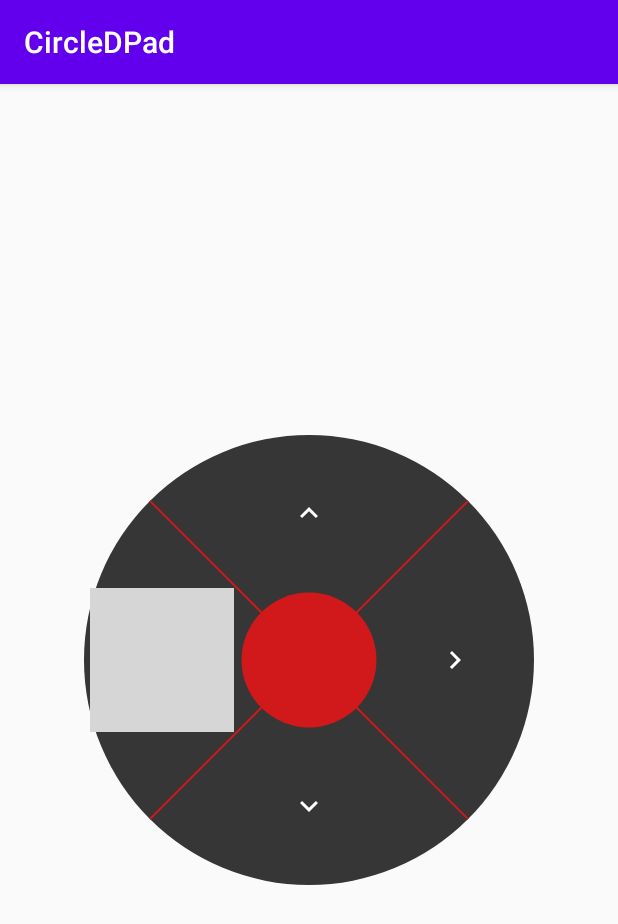
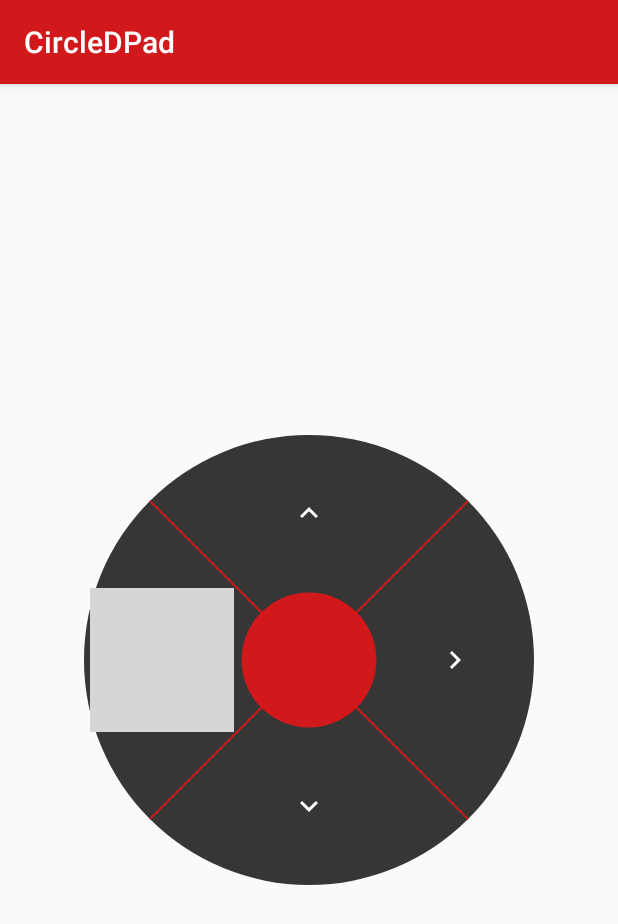
Before and after one commit to developer-kaczmarek/CircleDPad, an Android app: the screen it shows after launch (MainActivity), on a phone screen of 412 x 824 dp. Shown: the top 924 px of the screen. Run offline under Robolectric (Android 15) with nearby library versions, the light colour scheme and no system bars.

Commit message:
change color theme

```diff
--- a/app/src/main/res/values/colors.xml
+++ b/app/src/main/res/values/colors.xml
@@ -1,6 +1,6 @@
 <?xml version="1.0" encoding="utf-8"?>
 <resources>
-    <color name="colorPrimary">#6200EE</color>
-    <color name="colorPrimaryDark">#3700B3</color>
-    <color name="colorAccent">#03DAC5</color>
+    <color name="colorPrimary">#D1181B</color>
+    <color name="colorPrimaryDark">#D1181B</color>
+    <color name="colorAccent">#363636</color>
 </resources>
```
Also changed, not shown: circledpad/src/main/java/io/github/kaczmarek/circledpad/CircleDPad.kt (line endings or trailing spaces).
